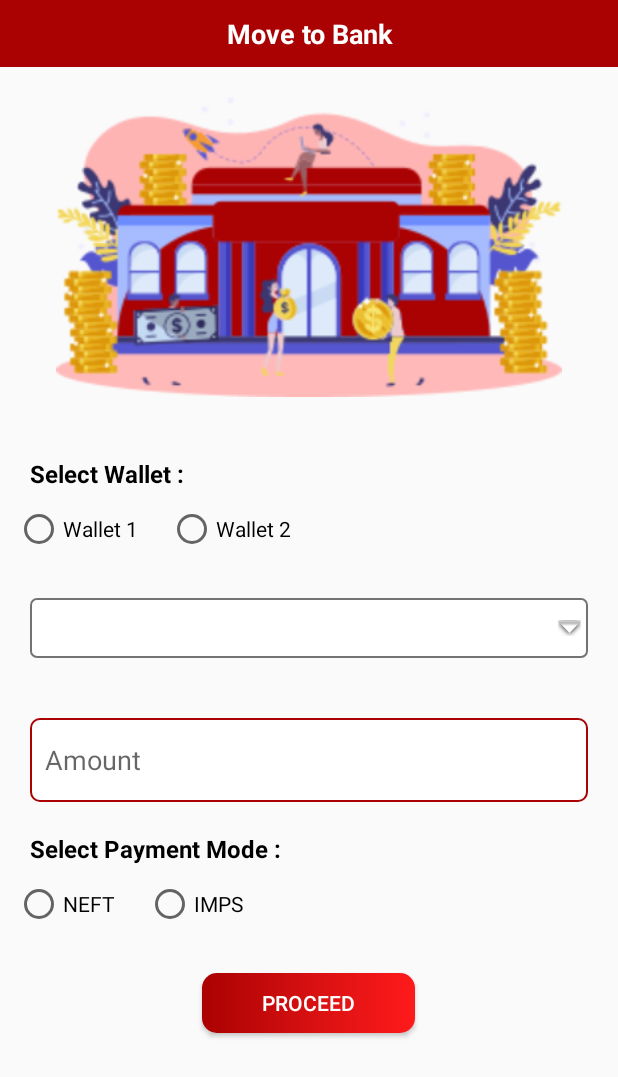
After one commit to gupta-aman1/Golden, an Android app: the MoveToBankActivity screen opened directly, with no data from a screen before it, on a phone screen of 412 x 824 dp. The commit adds this screen. Shown: the top 1077 px of the screen. Run offline under Robolectric (Android 15) with nearby library versions, the phone set to English and light mode, and no system bars.

Commit message:
signup-moveto bank-add payout screen

```diff
--- /dev/null
+++ b/app/src/main/java/com/example/goldenfish/MoveToBank/MoveToBankActivity.java
@@ -0,0 +1,16 @@
+package com.example.goldenfish.MoveToBank;
+
+import androidx.appcompat.app.AppCompatActivity;
+
+import android.os.Bundle;
+
+import com.example.goldenfish.R;
+
+public class MoveToBankActivity extends AppCompatActivity {
+
+    @Override
+    protected void onCreate(Bundle savedInstanceState) {
+        super.onCreate(savedInstanceState);
+        setContentView(R.layout.activity_move_to_bank);
+    }
+}
--- a/app/src/main/java/com/example/goldenfish/Retrofit/interfaceAPI.java
+++ b/app/src/main/java/com/example/goldenfish/Retrofit/interfaceAPI.java
@@ -36,4 +36,7 @@ public interface interfaceAPI {
 
     @POST("GetCityListDetails")
     Call<ResponseBody> GetCityListDetails(@Body JsonObject object);
+
+    @POST("NewUserRegistration")
+    Call<ResponseBody> NewUserRegistration(@Body JsonObject object);
 }
--- /dev/null
+++ b/app/src/main/res/layout/activity_move_to_bank.xml
@@ -0,0 +1,116 @@
+<?xml version="1.0" encoding="utf-8"?>
+<LinearLayout xmlns:android="http://schemas.android.com/apk/res/android"
+    xmlns:aapt="http://schemas.android.com/aapt"
+    xmlns:app="http://schemas.android.com/apk/res-auto"
+    android:layout_width="match_parent"
+    android:layout_height="match_parent"
+    android:orientation="vertical">
+
+    <TextView
+        android:layout_width="match_parent"
+        android:layout_height="wrap_content"
+        android:background="@color/colorAccent"
+        android:gravity="center"
+        android:paddingTop="10dp"
+        android:paddingBottom="10dp"
+        android:text="Move to Bank"
+        android:textColor="@color/white"
+        android:textSize="18sp"
+        android:textStyle="bold" />
+
+    <ImageView
+        android:layout_width="match_parent"
+        android:layout_height="200dp"
+        android:layout_marginTop="@dimen/_20dp"
+        android:layout_marginBottom="@dimen/_20dp"
+        android:src="@drawable/move_to_bank" />
+    <TextView
+        android:text="Select Wallet :"
+        android:layout_marginLeft="20dp"
+        android:layout_marginTop="20dp"
+        android:textSize="16sp"
+        android:textColor="@color/black"
+        android:textStyle="bold"
+        android:layout_width="wrap_content"
+        android:layout_height="wrap_content"></TextView>
+    <RadioGroup
+        android:id="@+id/rg_wallet_type"
+        android:layout_width="match_parent"
+        android:layout_height="wrap_content"
+
+        android:orientation="horizontal">
+
+        <RadioButton
+            android:id="@+id/rd_wallet1"
+            android:layout_width="wrap_content"
+            android:layout_height="wrap_content"
+            android:layout_margin="10dp"
+            android:text="Wallet 1" />
+
+        <RadioButton
+            android:id="@+id/rd_wallet2"
+            android:layout_width="wrap_content"
+            android:layout_height="wrap_content"
+            android:layout_margin="10dp"
+            android:text="Wallet 2" />
+    </RadioGroup>
+    <Spinner
+        android:id="@+id/et_acc"
+        style="@style/SpinnerTheme1"
+        android:layout_margin="@dimen/_20dp"
+        android:layout_width="match_parent"
+        android:layout_height="40dp">
+    </Spinner>
+    <EditText
+        android:id="@+id/et_amount"
+        android:layout_width="match_parent"
+        android:layout_height="?attr/actionBarSize"
+        android:layout_margin="@dimen/_20dp"
+        android:background="@drawable/bordered_back"
+        android:hint="Amount"
+        android:inputType="number"
+        android:maxLength="5"
+        android:paddingStart="10dp"
+        android:paddingEnd="10dp" />
+
+    <TextView
+        android:text="Select Payment Mode :"
+        android:layout_marginLeft="20dp"
+        android:textSize="16sp"
+        android:textColor="@color/black"
+        android:textStyle="bold"
+        android:layout_width="wrap_content"
+        android:layout_height="wrap_content"></TextView>
+    <RadioGroup
+
+        android:layout_width="match_parent"
+        android:layout_height="wrap_content"
+
+        android:orientation="horizontal">
+
+        <RadioButton
+            android:layout_width="wrap_content"
+            android:layout_height="wrap_content"
+            android:layout_margin="10dp"
+            android:text="NEFT" />
+
+        <RadioButton
+            android:layout_width="wrap_content"
+            android:layout_height="wrap_content"
+            android:layout_margin="10dp"
+            android:text="IMPS" />
+    </RadioGroup>
+
+
+    <Button
+        android:id="@+id/btn_proceed"
+        android:layout_width="wrap_content"
+        android:layout_height="40dp"
+        android:layout_gravity="center"
+        android:layout_marginTop="@dimen/_20dp"
+        android:background="@drawable/button_back"
+        android:paddingStart="40dp"
+        android:paddingEnd="40dp"
+        android:text="Proceed"
+        android:textColor="@color/white" />
+</LinearLayout>
--- a/app/src/main/res/menu/activity_main_drawer.xml
+++ b/app/src/main/res/menu/activity_main_drawer.xml
@@ -11,6 +11,9 @@
     </group>
     <group android:id="@+id/nav_move_to_bank" android:checkableBehavior="single">
         <item android:icon="@drawable/report4" android:title="Move to bank"/>
+    </group>
+    <group android:id="@+id/nav_add_payout" android:checkableBehavior="single">
+        <item android:icon="@drawable/report4" android:title="Add Payout A/C"/>
     </group>
     <group android:id="@+id/nav_aeps_report" android:checkableBehavior="single">
         <item android:icon="@drawable/report5" android:title="AEPS Report"/>
```
Also changed, not shown: app/src/main/AndroidManifest.xml (+14 -9 lines), app/src/main/java/com/example/goldenfish/Dashboard/HomeDashboardActivity.java (+13 -6 lines), app/src/main/java/com/example/goldenfish/PayoutAc/AddPayoutAcc.java (added, +16 -0 lines), app/src/main/java/com/example/goldenfish/UserAuth/SignupUSer.kt (+153 -2 lines), app/src/main/res/layout/activity_add_payout_acc.xml (added, +115 -0 lines), app/src/main/res/layout/activity_signup_user.xml (+36 -19 lines).
